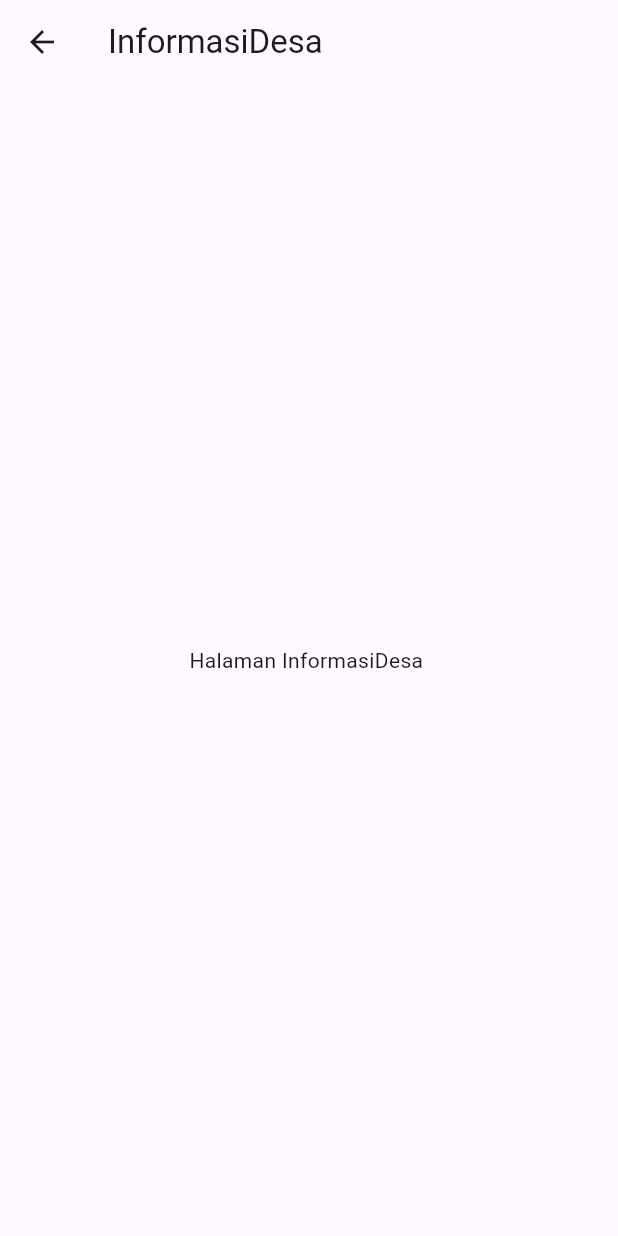
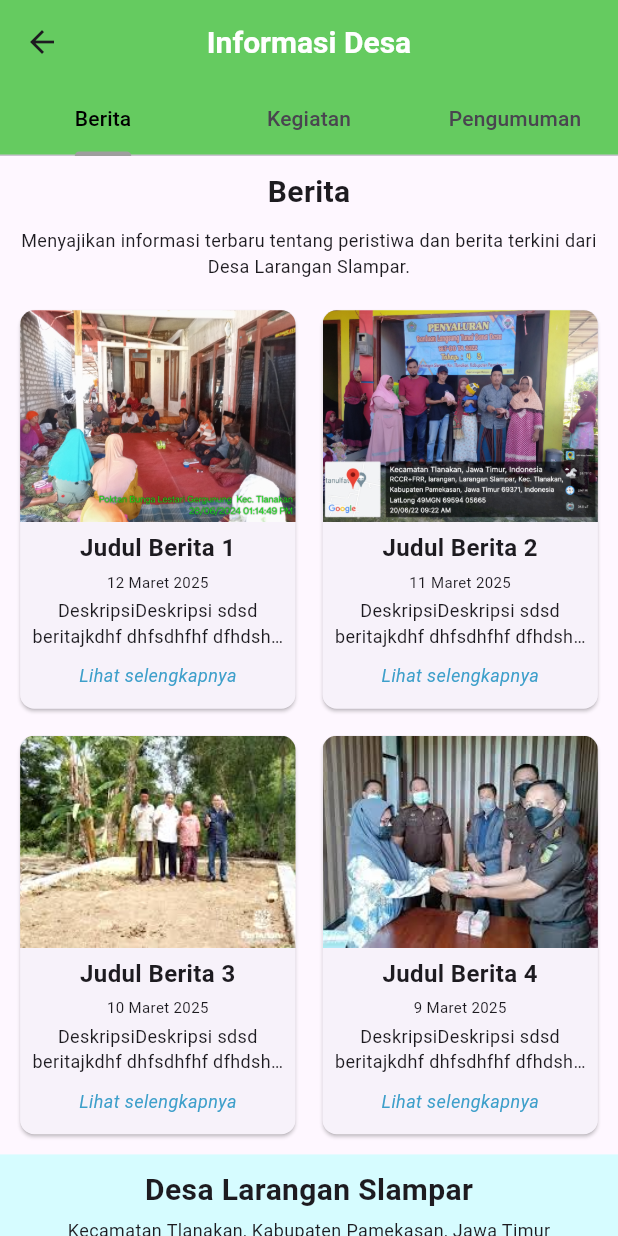
Before and after one commit to alapolaa/sipedes, a Flutter app: the InformasiDesa screen opened directly, on a phone screen of 412 x 824 dp. Run offline on Flutter 3.47's test engine with Material 3 defaults, Android fonts, the phone set to English and light mode, and no system bars; our stand-ins replace carousel_slider, flutter_screenutil, flutter_spinkit, persistent_bottom_nav_bar.

Commit message:
informasi berita selesai

```diff
--- a/lib/data/theme/app_font.dart
+++ b/lib/data/theme/app_font.dart
@@ -54,6 +54,10 @@ class AppFont {
     fontSize: 16,
     fontWeight: FontWeight.w400,
   );
+  static const TextStyle  nambelasbold = TextStyle(
+    fontSize: 16,
+    fontWeight: FontWeight.w700,
+  );
 
 
 }
--- /dev/null
+++ b/lib/informasi/berita/berita.dart
@@ -0,0 +1,148 @@
+import 'package:flutter/material.dart';
+import 'package:flutter_screenutil/flutter_screenutil.dart';
+import 'package:sipedes/data/extension/extension.dart';
+import 'package:sipedes/data/theme/theme.dart';
+import 'package:sipedes/footer.dart';
+import 'package:sipedes/informasi/berita/detail_berita.dart';
+
+import '../../data/theme/img_string.dart';
+
+class Berita extends StatelessWidget {
+  final List<Map<String, String>> newsList = [
+    {
+      "image": ImgString.berita1,
+      'title': 'Judul Berita 1',
+      'date': '12 Maret 2025',
+      'description': 'DeskripsiDeskripsi sdsd beritajkdhf dhfsdhfhf dfhdshfdjfhdsf dfhsjfhdsjfh 4'
+    },
+    {
+      "image": ImgString.berita2,
+      'title': 'Judul Berita 2',
+      'date': '11 Maret 2025',
+      'description': 'DeskripsiDeskripsi sdsd beritajkdhf dhfsdhfhf dfhdshfdjfhdsf dfhsjfhdsjfh 4'
+    },
+    {
+      "image": ImgString.berita3,
+      'title': 'Judul Berita 3',
+      'date': '10 Maret 2025',
+      'description': 'DeskripsiDeskripsi sdsd beritajkdhf dhfsdhfhf dfhdshfdjfhdsf dfhsjfhdsjfh 4'
+    },
+    {
+      "image": ImgString.berita4,
+      'title': 'Judul Berita 4',
+      'date': '9 Maret 2025',
+      'description': 'DeskripsiDeskripsi sdsd beritajkdhf dhfsdhfhf dfhdshfdjfhdsf dfhsjfhdsjfh 4DeskripsiDeskripsi sdsd beritajkdhf dhfsdhfhf dfhdshfdjfhdsf dfhsjfhdsjfh 4DeskripsiDeskripsi sdsd beritajkdhf dhfsdhfhf dfhdshfdjfhdsf dfhsjfhdsjfh 4DeskripsiDeskripsi sdsd beritajkdhf dhfsdhfhf dfhdshfdjfhdsf dfhsjfhdsjfh 4DeskripsiDeskripsi sdsd beritajkdhf dhfsdhfhf dfhdshfdjfhdsf dfhsjfhdsjfh 4DeskripsiDeskripsi sdsd beritajkdhf dhfsdhfhf dfhdshfdjfhdsf dfhsjfhdsjfh 4DeskripsiDeskripsi sdsd beritajkdhf dhfsdhfhf dfhdshfdjfhdsf dfhsjfhdsjfh 4DeskripsiDeskripsi sdsd beritajkdhf dhfsdhfhf dfhdshfdjfhdsf dfhsjfhdsjfh 4'
+    },
+  ];
+
+  @override
+  Widget build(BuildContext context) {
+    return Scaffold(
+      body: SingleChildScrollView(
+        child: Column(
+          crossAxisAlignment: CrossAxisAlignment.center,
+          children: [
+            10.0.height,
+            Text(
+              "Berita",
+              style: AppFont.duapuluhbold,
+            ),
+            10.0.height,
+            Text(
+              'Menyajikan informasi terbaru tentang peristiwa dan berita terkini dari Desa Larangan Slampar.',
+              style: AppFont.duabelas,
+              textAlign: TextAlign.center,
+            ),
+            8.0.height,
+            Padding(
+              padding: EdgeInsets.all(10.0.sp),
+              child: GridView.builder(
+                shrinkWrap: true,
+                physics: NeverScrollableScrollPhysics(),
+                gridDelegate: SliverGridDelegateWithFixedCrossAxisCount(
+                  crossAxisCount: 2,
+                  crossAxisSpacing: 10,
+                  mainAxisSpacing: 10,
+                  childAspectRatio: 0.7,
+                ),
+                itemCount: newsList.length,
+                itemBuilder: (context, index) {
+                  final news = newsList[index];
+                  return GestureDetector(
+                    onTap: () {
+                      Navigator.push(
+                        context,
+                        MaterialPageRoute(
+                          builder: (context) => DetailBerita(news: news),
+                        ),
+                      );
+                    },
+                    child: Card(
+                      shape: RoundedRectangleBorder(
+                        borderRadius: BorderRadius.circular(10.sp),
+                      ),
+                      child: Column(
+                        children: [
+                          Container(
+                            height: 150.h,
+                            child: ClipRRect(
+                              borderRadius: BorderRadius.vertical(
+                                top: Radius.circular(10.sp),
+                              ),
+                              child: Image.asset(
+                                news["image"]!,
+                                fit: BoxFit.cover,
+                              ),
+                            ),
+                          ),
+                          Padding(
+                            padding:
+                                EdgeInsets.symmetric(horizontal: AppDimen.w8),
+                            child: Column(
+                              children: [
+                                6.0.height,
+                                Text(
+                                  news['title']!,
+                                  textAlign: TextAlign.center,
+                                  style: AppFont.nambelasbold,
+                                ),
+                                4.0.height,
+                                Text(
+                                  news['date']!,
+                                  textAlign: TextAlign.center,
+                                  style: AppFont.sepuluh,
+                                ),
+                                4.0.height,
+                                Text(
+                                  news['description']!,
+                                  textAlign: TextAlign.center,
+                                  style: AppFont.duabelas,
+                                  maxLines: 2,
+                                  overflow: TextOverflow
+                                      .ellipsis,
+                                ),
+                                10.0.height,
+                                Text(
+                                  'Lihat selengkapnya',
+                                  style: AppFont.duabelas.copyWith(
+                                    color: AppColor.sukses,
+                                    fontStyle: FontStyle.italic,
+                                  ),
+                                ),
+                              ],
+                            ),
+                          ),
+                        ],
+                      ),
+                    ),
+                  );
+                },
+              ),
+            ),
+            FooterScreen()
+          ],
+        ),
+      ),
+    );
+  }
+}
--- a/lib/informasi/informasi.dart
+++ b/lib/informasi/informasi.dart
@@ -1,16 +1,43 @@
-import 'package:flutter/cupertino.dart';
 import 'package:flutter/material.dart';
+import 'package:sipedes/data/theme/theme.dart';
+import 'package:sipedes/informasi/berita/berita.dart';
+import 'package:sipedes/profile_desa/struktur_desa/struktur_desa.dart';
+import 'package:sipedes/profile_desa/visimisi/visimisi.dart';
 
 class InformasiDesa extends StatelessWidget {
   const InformasiDesa({super.key});
 
   @override
   Widget build(BuildContext context) {
-    return Scaffold(
-      appBar: AppBar(title: Text('InformasiDesa '),
-      ),
-      body: Center(
-        child: Text("Halaman InformasiDesa "),
+    return DefaultTabController(
+      length: 3,
+      child: Scaffold(
+        appBar: AppBar(
+          title: Text(
+            'Informasi Desa',
+            style: AppFont.duapuluhbold.copyWith(
+              color: AppColor.white,
+            ),
+          ),
+          centerTitle: true,
+          backgroundColor: AppColor.appbar,
+          bottom: const TabBar(
+            labelColor: Colors.black,
+            indicatorColor: Colors.grey,
+            tabs: [
+              Tab(text: 'Berita'),
+              Tab(text: 'Kegiatan'),
+              Tab(text: 'Pengumuman'),
+            ],
+          ),
+        ),
+        body: TabBarView(
+          children: [
+             Berita(),
+            const VisiMisiView(),
+            StrukturDesaView(),
+          ],
+        ),
       ),
     );
   }
--- a/lib/profile_desa/profile_desa.dart
+++ b/lib/profile_desa/profile_desa.dart
@@ -1,7 +1,5 @@
 import 'package:flutter/material.dart';
-import 'package:flutter_screenutil/flutter_screenutil.dart';
 import 'package:sipedes/data/theme/theme.dart';
-import 'package:sipedes/footer.dart';
 import 'package:sipedes/profile_desa/sejarah/sejarah.dart';
 import 'package:sipedes/profile_desa/struktur_desa/struktur_desa.dart';
 import 'package:sipedes/profile_desa/visimisi/visimisi.dart';
```
Also changed, not shown: lib/informasi/berita/detail_berita.dart (added, +122 -0 lines), lib/informasi/kegiatan/kegiatan.dart (added), lib/informasi/pengumuman/pengumuman.dart (added).
